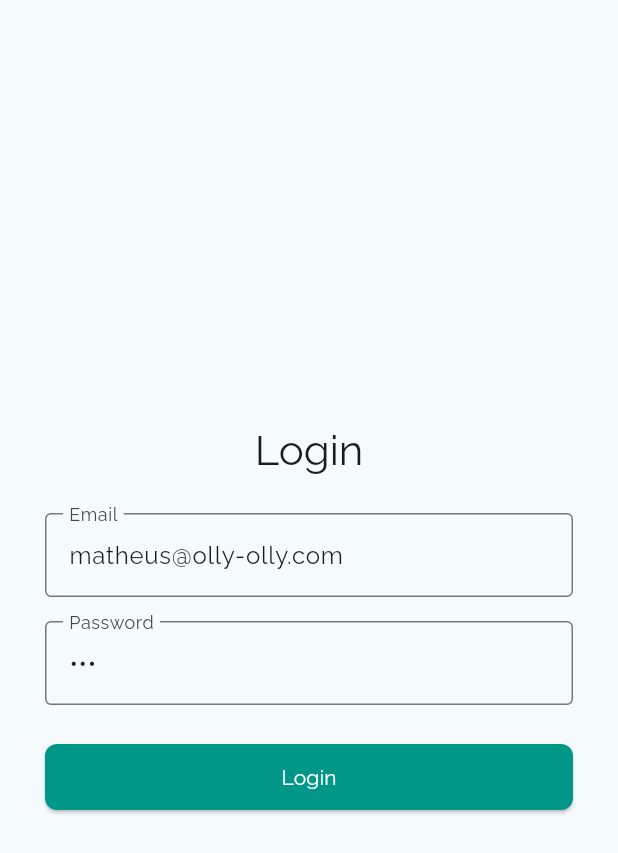
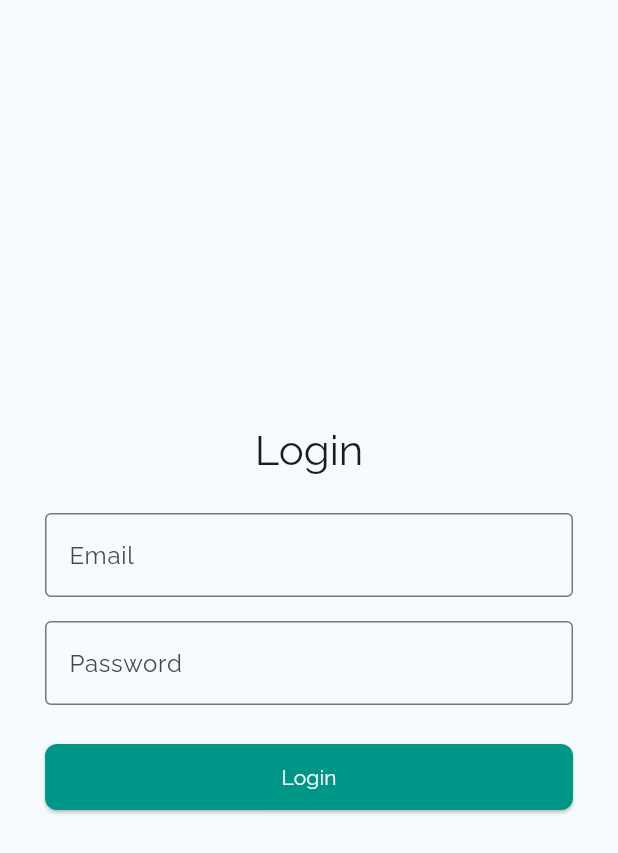
Before and after one commit to WhoisBsa/open_weather, a Flutter app: the screen it shows after launch, on a phone screen of 412 x 824 dp. Shown: the top 853 px of the screen. Run offline on Flutter 3.47's test engine with Material 3 defaults, Android fonts, the phone set to English and light mode, and no system bars; our stand-ins replace flutter_dotenv, geolocator.

Commit message:
bf: remove login form text

```diff
--- a/lib/widgets/login/login_form.dart
+++ b/lib/widgets/login/login_form.dart
@@ -12,8 +12,8 @@
 
 class _LoginFormState extends State<LoginForm> {
   final _formKey = GlobalKey<FormState>();
-  final TextEditingController _emailController = TextEditingController(text: 'matheus@olly-olly.com');
-  final TextEditingController _passwordController = TextEditingController(text: '123');
+  final TextEditingController _emailController = TextEditingController();
+  final TextEditingController _passwordController = TextEditingController();
 
   String? _error;
 
```
